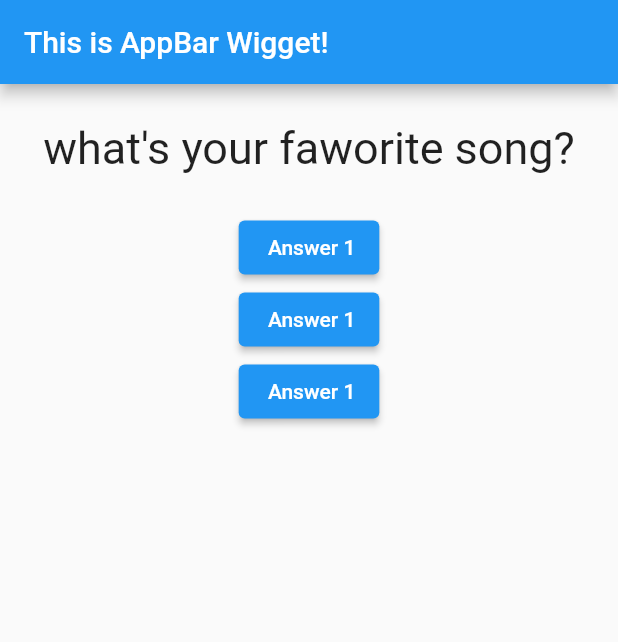
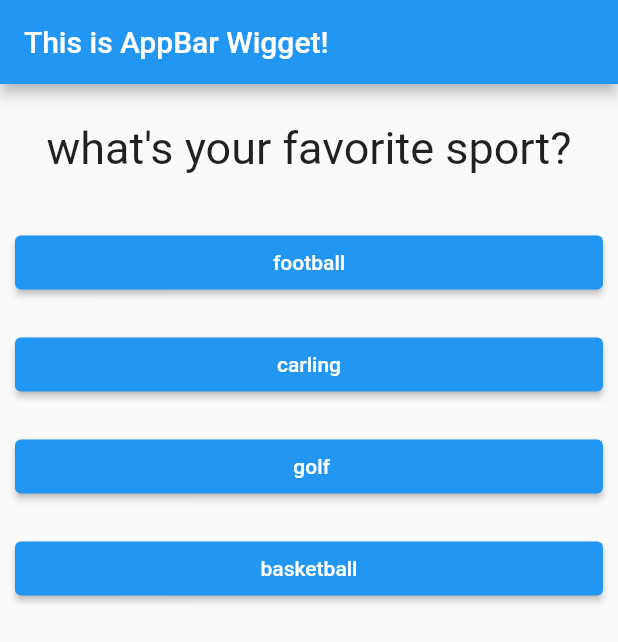
Before and after one commit to emil3time/flutter_quiz_app, a Flutter app: the screen it shows after launch, on a phone screen of 412 x 824 dp. Shown: the top 642 px of the screen. Run offline on Flutter 3.47's test engine with Material 2 defaults, Android fonts, the phone set to English and light mode, and no system bars.

Commit message:
add answers.dart file and create List and logic for it

```diff
--- /dev/null
+++ b/lib/answers.dart
@@ -0,0 +1,21 @@
+import 'package:flutter/material.dart';
+
+class Answers extends StatelessWidget {
+  Function nextIndex;
+  String answerText;
+  Answers(this.nextIndex, this.answerText);
+
+  @override
+  Widget build(BuildContext context) {
+    return Container(
+      margin: EdgeInsets.all(10),
+      width: double.infinity,
+      child: ElevatedButton(
+        onPressed: () {
+          nextIndex();
+        },
+        child: Text(answerText),
+      ),
+    );
+  }
+}
--- a/lib/main.dart
+++ b/lib/main.dart
@@ -1,6 +1,7 @@
 import 'package:flutter/material.dart';
 
 import 'question.dart';
+import 'answers.dart';
 
 void main() {
   runApp(MyApp());
@@ -19,6 +20,7 @@ class _MyAppState extends State<MyApp> {
   void _chooseAnswer() {
     setState(() {
       _index = _index + 1;
+
       print(_index);
     });
   }
@@ -26,8 +28,22 @@ class _MyAppState extends State<MyApp> {
   @override
   Widget build(BuildContext context) {
     var questions = [
-      'what\'s your faworite song?',
-      'Do you like ice creams?',
+      {
+        'question': 'what\'s your favorite sport?',
+        'answer': ['football', 'carling', ' golf', 'basketball']
+      },
+      {
+        'question': 'what\'s your favorite color?',
+        'answer': ['blue', 'red', ' dark', 'pink']
+      },
+      {
+        'question': 'do you like ice creams?',
+        'answer': ['yes', 'no']
+      },
+      {
+        'question': 'what\'s your height (cm) ?',
+        'answer': ['close 150', ' close to 170', 'close to 190 , close to 200 ']
+      }
     ];
 
     return MaterialApp(
@@ -37,17 +53,23 @@ class _MyAppState extends State<MyApp> {
         ),
         body: Column(
           children: [
-            Questions(questions[_index]),
-            ElevatedButton(onPressed: _chooseAnswer, child: Text(' Answer 1')),
-            ElevatedButton(
-                onPressed: () => print('Answr 2'), child: Text(' Answer 1')),
-            ElevatedButton(
-                onPressed: () {
-                  // sdjhfuydsg
-                  ///skdashy//
-                  print('Answr3');
-                },
-                child: Text(' Answer 1')),
+            // constructor in question.dart Questions class have final field as String ,
+            // when dart take value from map I should specify type of that value or use var in class
+            Questions(questions[_index]['question'] as String),
+
+            // 1. I use questions List (this is List of 4 maps each map has key<String> nad
+            // value(object <String/List>))
+            // 2.(questions[_index]['answer'] as List) here I choose key I need and inform Dart
+            // about this key is a List
+            //3. Now I use map method - to change list to map of objects - Widgets
+            //map method take each element of List and use them on Widget - here return on my custom Answers
+            //4. Last step - convert map of Widgets into new List! but now I added my new List
+            // inside Column children List and I Can't have list inside list so I use ... syntax
+            // to extract every index from my new List of Widgets to List of
+            //
+            ...(questions[_index]['answer'] as List).map((question) {
+              return Answers(_chooseAnswer, question);
+            }).toList()
           ],
         ),
       ),
```
